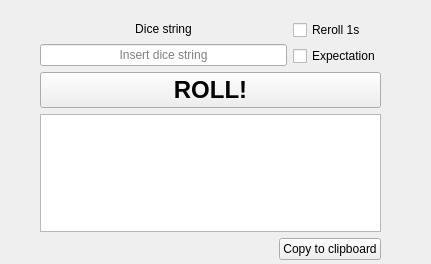
This is src/diceroller.ui in jschiavon/DiceRoller as Qt 5 draws it before an edit. The edited form follows.
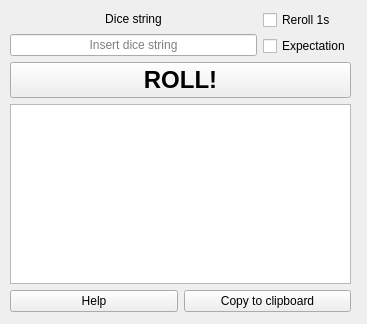
This is the edited form. Icons and pictures are not drawn.

What changed in the file:
```diff
--- a/src/diceroller.ui
+++ b/src/diceroller.ui
@@ -6,8 +6,8 @@
    <rect>
     <x>0</x>
     <y>0</y>
-    <width>431</width>
-    <height>264</height>
+    <width>367</width>
+    <height>324</height>
    </rect>
   </property>
   <property name="windowTitle">
@@ -20,10 +20,10 @@
   <widget class="QWidget" name="layoutWidget">
    <property name="geometry">
     <rect>
-     <x>40</x>
-     <y>20</y>
+     <x>10</x>
+     <y>10</y>
      <width>341</width>
-     <height>240</height>
+     <height>302</height>
     </rect>
    </property>
    <layout class="QVBoxLayout" name="verticalLayout_3">
@@ -117,21 +117,32 @@
        <string>&lt;!DOCTYPE HTML PUBLIC &quot;-//W3C//DTD HTML 4.0//EN&quot; &quot;http://www.w3.org/TR/REC-html40/strict.dtd&quot;&gt;
 &lt;html&gt;&lt;head&gt;&lt;meta name=&quot;qrichtext&quot; content=&quot;1&quot; /&gt;&lt;style type=&quot;text/css&quot;&gt;
 p, li { white-space: pre-wrap; }
-&lt;/style&gt;&lt;/head&gt;&lt;body style=&quot; font-family:'SF Pro Text'; font-size:14pt; font-weight:400; font-style:normal;&quot;&gt;
-&lt;p align=&quot;center&quot; style=&quot;-qt-paragraph-type:empty; margin-top:0px; margin-bottom:0px; margin-left:0px; margin-right:0px; -qt-block-indent:0; text-indent:0px;&quot;&gt;&lt;br /&gt;&lt;/p&gt;
-&lt;p align=&quot;center&quot; style=&quot;-qt-paragraph-type:empty; margin-top:0px; margin-bottom:0px; margin-left:0px; margin-right:0px; -qt-block-indent:0; text-indent:0px;&quot;&gt;&lt;br /&gt;&lt;/p&gt;&lt;/body&gt;&lt;/html&gt;</string>
+&lt;/style&gt;&lt;/head&gt;&lt;body style=&quot; font-family:'Fira Sans Book'; font-size:14pt; font-weight:232; font-style:normal;&quot;&gt;
+&lt;p align=&quot;center&quot; style=&quot;-qt-paragraph-type:empty; margin-top:0px; margin-bottom:0px; margin-left:0px; margin-right:0px; -qt-block-indent:0; text-indent:0px; font-family:'SF Pro Text'; font-weight:400;&quot;&gt;&lt;br /&gt;&lt;/p&gt;
+&lt;p align=&quot;center&quot; style=&quot;-qt-paragraph-type:empty; margin-top:0px; margin-bottom:0px; margin-left:0px; margin-right:0px; -qt-block-indent:0; text-indent:0px; font-family:'SF Pro Text'; font-weight:400;&quot;&gt;&lt;br /&gt;&lt;/p&gt;&lt;/body&gt;&lt;/html&gt;</string>
       </property>
       <property name="placeholderText">
        <string>Result</string>
       </property>
      </widget>
     </item>
-    <item alignment="Qt::AlignRight">
+    <item>
+     <layout class="QHBoxLayout" name="horizontalLayout_7">
+      <item>
+       <widget class="QPushButton" name="helpButton">
+        <property name="text">
+         <string>Help</string>
+        </property>
+       </widget>
+      </item>
+      <item>
      <widget class="QPushButton" name="copyButton">
       <property name="text">
        <string>Copy to clipboard</string>
       </property>
      </widget>
+      </item>
+     </layout>
     </item>
    </layout>
   </widget>
```
Lines whose indentation alone changed are shown as unchanged.
